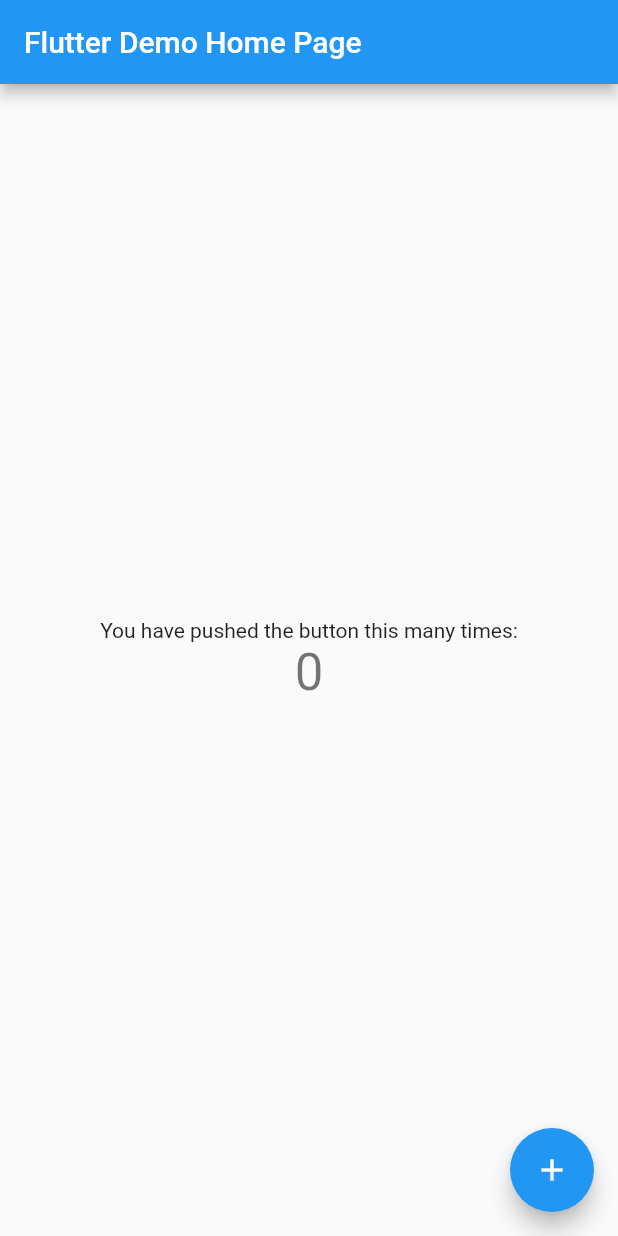
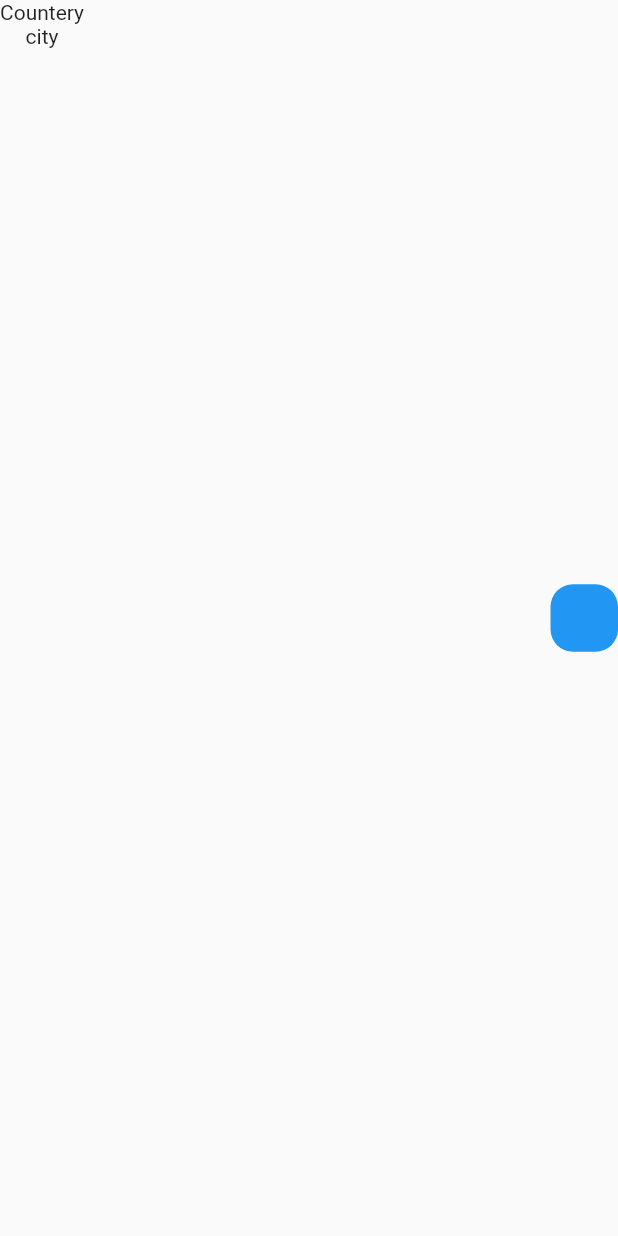
Before and after one commit to poornakani/food_Delivary_FlutterApp, a Flutter app: the screen it shows after launch, on a phone screen of 412 x 824 dp. Run offline on Flutter 3.47's test engine with Material 2 defaults, Android fonts, the phone set to English and light mode, and no system bars.

Commit message:
food delivary app

```diff
--- /dev/null
+++ b/lib/home/main_food_page.dart
@@ -0,0 +1,39 @@
+import 'package:flutter/material.dart';
+
+class MainFoodPage extends StatefulWidget {
+  const MainFoodPage({Key? key}) : super(key: key);
+
+  @override
+  _MainFoodPageState createState() => _MainFoodPageState();
+}
+
+class _MainFoodPageState extends State<MainFoodPage> {
+  @override
+  Widget build(BuildContext context) {
+    return Scaffold(
+      body: Container(//color changing place in app bar
+        child: Container(
+          child: Row(
+            mainAxisAlignment: MainAxisAlignment.spaceBetween,
+            children: [
+              Column(
+                children: [
+                  Text("Countery"),
+                  Text("city")
+                ],
+              ),
+              Container(
+                width: 45,
+                height: 45,
+                decoration: BoxDecoration(
+                    borderRadius: BorderRadius.circular(15),
+                    color: Colors.blue
+                ),
+              )
+            ],
+          ),
+        ),
+      ),
+    );
+  }
+}
--- a/lib/main.dart
+++ b/lib/main.dart
@@ -1,4 +1,5 @@
 import 'package:flutter/material.dart';
+import 'package:fooddelivary/home/main_food_page.dart';
 
 void main() {
   runApp(const MyApp());
@@ -11,105 +12,13 @@ class MyApp extends StatelessWidget {
   @override
   Widget build(BuildContext context) {
     return MaterialApp(
-      title: 'Flutter Demo',
+      debugShowCheckedModeBanner: false,
+      title: 'food delivary app',
       theme: ThemeData(
-        // This is the theme of your application.
-        //
-        // Try running your application with "flutter run". You'll see the
-        // application has a blue toolbar. Then, without quitting the app, try
-        // changing the primarySwatch below to Colors.green and then invoke
-        // "hot reload" (press "r" in the console where you ran "flutter run",
-        // or simply save your changes to "hot reload" in a Flutter IDE).
-        // Notice that the counter didn't reset back to zero; the application
-        // is not restarted.
+
         primarySwatch: Colors.blue,
       ),
-      home: const MyHomePage(title: 'Flutter Demo Home Page'),
+      home: MainFoodPage(),
     );
   }
 }
-
-class MyHomePage extends StatefulWidget {
-  const MyHomePage({Key? key, required this.title}) : super(key: key);
-
-  // This widget is the home page of your application. It is stateful, meaning
-  // that it has a State object (defined below) that contains fields that affect
-  // how it looks.
-
-  // This class is the configuration for the state. It holds the values (in this
-  // case the title) provided by the parent (in this case the App widget) and
-  // used by the build method of the State. Fields in a Widget subclass are
-  // always marked "final".
-
-  final String title;
-
-  @override
-  State<MyHomePage> createState() => _MyHomePageState();
-}
-
-class _MyHomePageState extends State<MyHomePage> {
-  int _counter = 0;
-
-  void _incrementCounter() {
-    setState(() {
-      // This call to setState tells the Flutter framework that something has
-      // changed in this State, which causes it to rerun the build method below
-      // so that the display can reflect the updated values. If we changed
-      // _counter without calling setState(), then the build method would not be
-      // called again, and so nothing would appear to happen.
-      _counter++;
-    });
-  }
-
-  @override
-  Widget build(BuildContext context) {
-    // This method is rerun every time setState is called, for instance as done
-    // by the _incrementCounter method above.
-    //
-    // The Flutter framework has been optimized to make rerunning build methods
-    // fast, so that you can just rebuild anything that needs updating rather
-    // than having to individually change instances of widgets.
-    return Scaffold(
-      appBar: AppBar(
-        // Here we take the value from the MyHomePage object that was created by
-        // the App.build method, and use it to set our appbar title.
-        title: Text(widget.title),
-      ),
-      body: Center(
-        // Center is a layout widget. It takes a single child and positions it
-        // in the middle of the parent.
-        child: Column(
-          // Column is also a layout widget. It takes a list of children and
-          // arranges them vertically. By default, it sizes itself to fit its
-          // children horizontally, and tries to be as tall as its parent.
-          //
-          // Invoke "debug painting" (press "p" in the console, choose the
-          // "Toggle Debug Paint" action from the Flutter Inspector in Android
-          // Studio, or the "Toggle Debug Paint" command in Visual Studio Code)
-          // to see the wireframe for each widget.
-          //
-          // Column has various properties to control how it sizes itself and
-          // how it positions its children. Here we use mainAxisAlignment to
-          // center the children vertically; the main axis here is the vertical
-          // axis because Columns are vertical (the cross axis would be
-          // horizontal).
-          mainAxisAlignment: MainAxisAlignment.center,
-          children: <Widget>[
-            const Text(
-              'You have pushed the button this many times:',
-            ),
-            Text(
-              '$_counter',
-              style: Theme.of(context).textTheme.headline4,
-            ),
-          ],
-        ),
-      ),
-      floatingActionButton: FloatingActionButton(
-        onPressed: _incrementCounter,
-        tooltip: 'Increment',
-        child: const Icon(Icons.add),
-      ), // This trailing comma makes auto-formatting nicer for build methods.
-    );
-  }
-}
```
